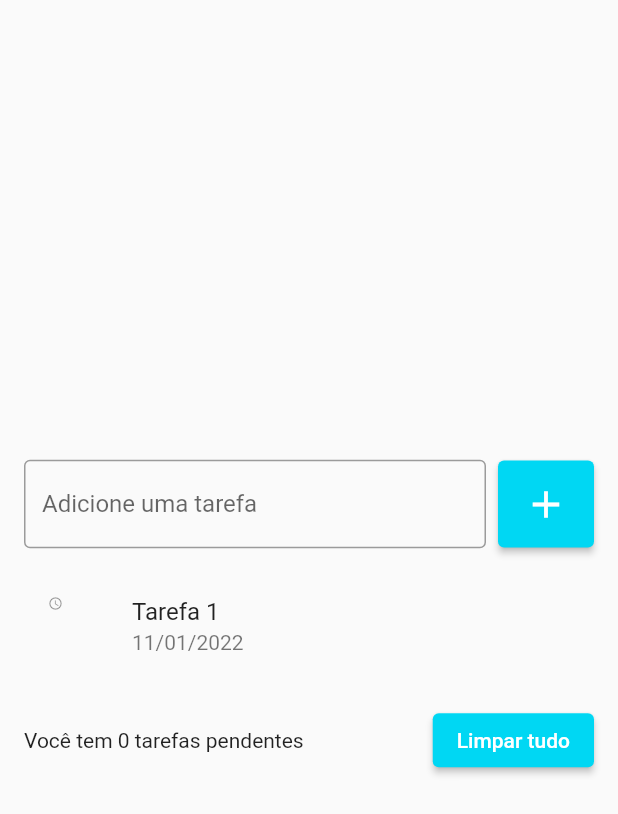
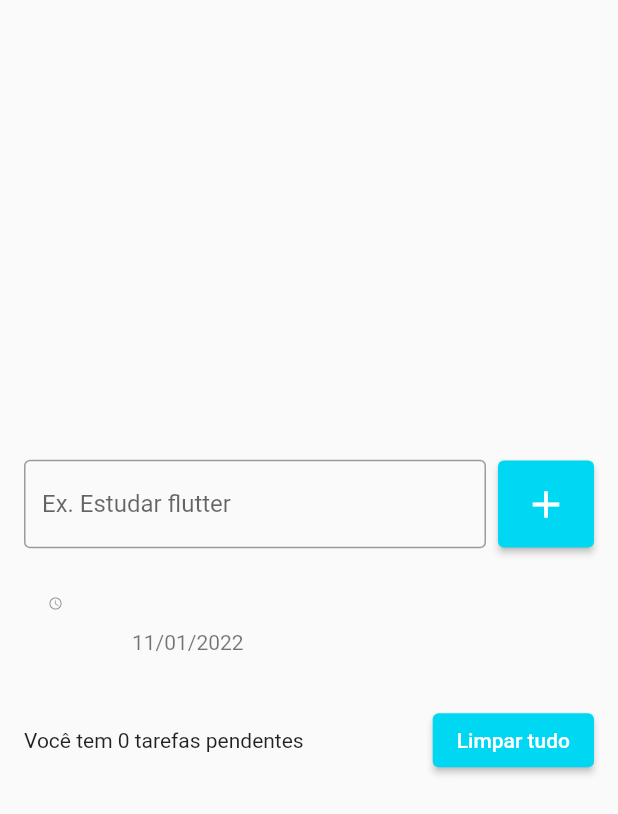
Before and after one commit to adrianoaraujo0/APP_LISTA_DE_TAREFAS, a Flutter app: the screen it shows after launch, after a tap on the "add" icon, on a phone screen of 412 x 824 dp. Shown: the top 814 px of the screen. Run offline on Flutter 3.47's test engine with Material 2 defaults, Android fonts, the phone set to English and light mode, and no system bars.

Commit message:
C.96 - add itens na lista e usando o flexible para ajustar o seu tamanho

```diff
--- a/lib/pages/todo_list_page.dart
+++ b/lib/pages/todo_list_page.dart
@@ -1,10 +1,17 @@
 import 'package:flutter/cupertino.dart';
 import 'package:flutter/material.dart';
 
-class TodoListPage extends StatelessWidget {
+class TodoListPage extends StatefulWidget {
   TodoListPage({Key? key}) : super(key: key);
 
-  final TextEditingController emailController = TextEditingController();
+  @override
+  State<TodoListPage> createState() => _TodoListPageState();
+}
+
+class _TodoListPageState extends State<TodoListPage> {
+  final TextEditingController todoController = TextEditingController();
+
+  List<String> todos = [];
 
   @override
   Widget build(BuildContext context) {
@@ -19,10 +26,11 @@ class TodoListPage extends StatelessWidget {
                 children: [
                   Expanded(
                     child: TextField(
+                      controller: todoController,
                       decoration: InputDecoration(
                         border: OutlineInputBorder(),
-                        labelText: "Adicione uma tarefa",
-                        hintText: "Ex: Estudar flutter",
+                        hintText: 'Adicione uma tarefa',
+                        labelText: 'Ex. Estudar flutter',
                       ),
                     ),
                   ),
@@ -34,7 +42,15 @@ class TodoListPage extends StatelessWidget {
                       primary: Color(0xff00d7f3),
                       padding: EdgeInsets.all(14),
                     ),
-                    onPressed: () {},
+                    onPressed: () {
+                      setState(
+                        () {
+                          String text = todoController.text;
+                          todos.add(text);
+                        },
+                      );
+                      todoController.clear();
+                    },
                     child: Icon(
                       Icons.add,
                       size: 30,
@@ -43,15 +59,24 @@ class TodoListPage extends StatelessWidget {
                 ],
               ),
               SizedBox(height: 16),
-              ListView(
+              Flexible(
+                child: ListView(
                   shrinkWrap: true,
                   children: [
+                    for (String todo in todos)
                       ListTile(
-                    title: Text("Tarefa 1"),
+                        title: Text(todo),
                         subtitle: Text("11/01/2022"),
-                    leading: Icon(Icons.access_time_sharp, size: 10,),
+                        leading: Icon(
+                          Icons.access_time_sharp,
+                          size: 10,
+                        ),
+                        onTap: () {
+                          print("Tarefa: $todo");
+                        },
                       ),
                   ],
+                ),
               ),
               SizedBox(height: 16),
               Row(
```
Lines whose indentation alone changed are shown as unchanged.
